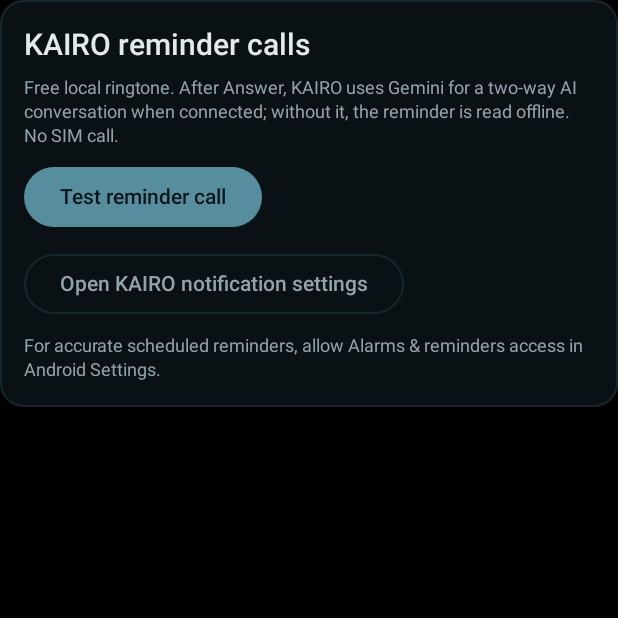
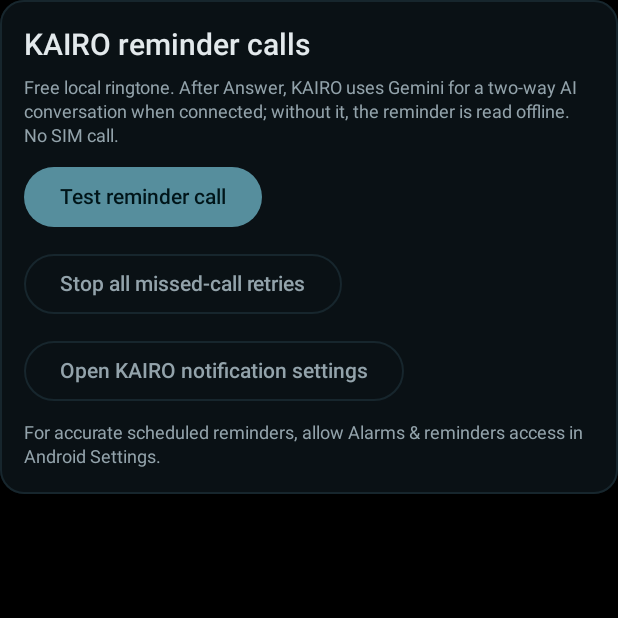
Before and after one commit to KAIRO-01/P1, an Android app built with Jetpack Compose: the composable ReminderPreview shown on its own in the app's theme, on a phone screen of 412 x 824 dp, the top half of it. Run offline under Robolectric (Android 15) with nearby library versions, the phone set to English and light mode, and no system bars.

Commit message:
Provide emergency stop control for all repeating KAIRO reminder calls

```diff
--- a/app/src/main/java/app/shilex/android/ui/AutomationsScreen.kt
+++ b/app/src/main/java/app/shilex/android/ui/AutomationsScreen.kt
@@ -192,6 +192,10 @@ private fun ReminderPreview() {
                     testIfAllowed()
                 }
             }) { Text("Test reminder call") }
+            OutlinedButton(onClick = {
+                CallRetryManager(context).stopAll()
+                note = "All pending missed-call retries stopped."
+            }) { Text("Stop all missed-call retries") }
             OutlinedButton(onClick = {
                 // Some manufacturers hide the runtime permission prompt after a denial.
                 // This opens the actual app notification page, not notification-listener access.
```
